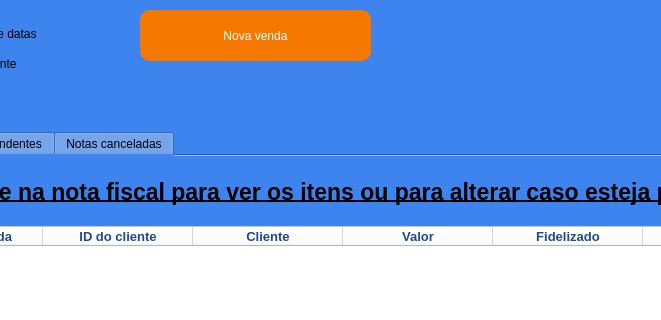
Above: vendas.ui from JVwolfart/PROJETO-SALAO-JOVEM-PROGRAMADOR before the change; both pictures show x 280 to 941 and y 0 to 320 of the 1153 by 893 pixel window. Below: the same form after it.
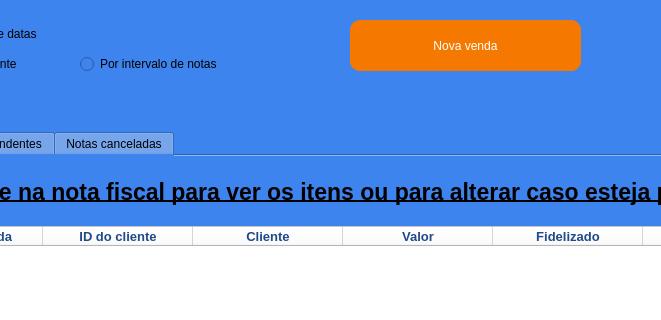
That is the form after the change.

Patch:
```diff
--- a/vendas.ui
+++ b/vendas.ui
@@ -1068,8 +1068,8 @@
    <widget class="QPushButton" name="BtnNVenda">
     <property name="geometry">
      <rect>
-      <x>420</x>
-      <y>10</y>
+      <x>630</x>
+      <y>20</y>
       <width>231</width>
       <height>51</height>
      </rect>
@@ -1120,6 +1120,19 @@
      <string>Por intervalo de datas</string>
     </property>
    </widget>
+   <widget class="QRadioButton" name="RbIntervaloNotas">
+    <property name="geometry">
+     <rect>
+      <x>360</x>
+      <y>50</y>
+      <width>221</width>
+      <height>28</height>
+     </rect>
+    </property>
+    <property name="text">
+     <string>Por intervalo de notas</string>
+    </property>
+   </widget>
   </widget>
  </widget>
  <resources/>
```
